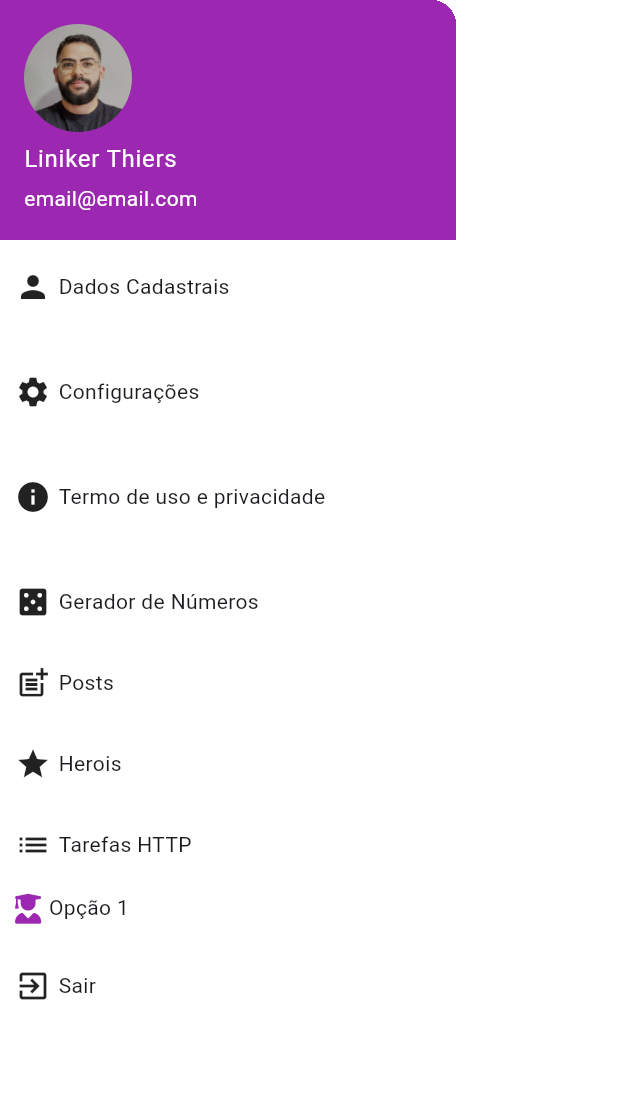
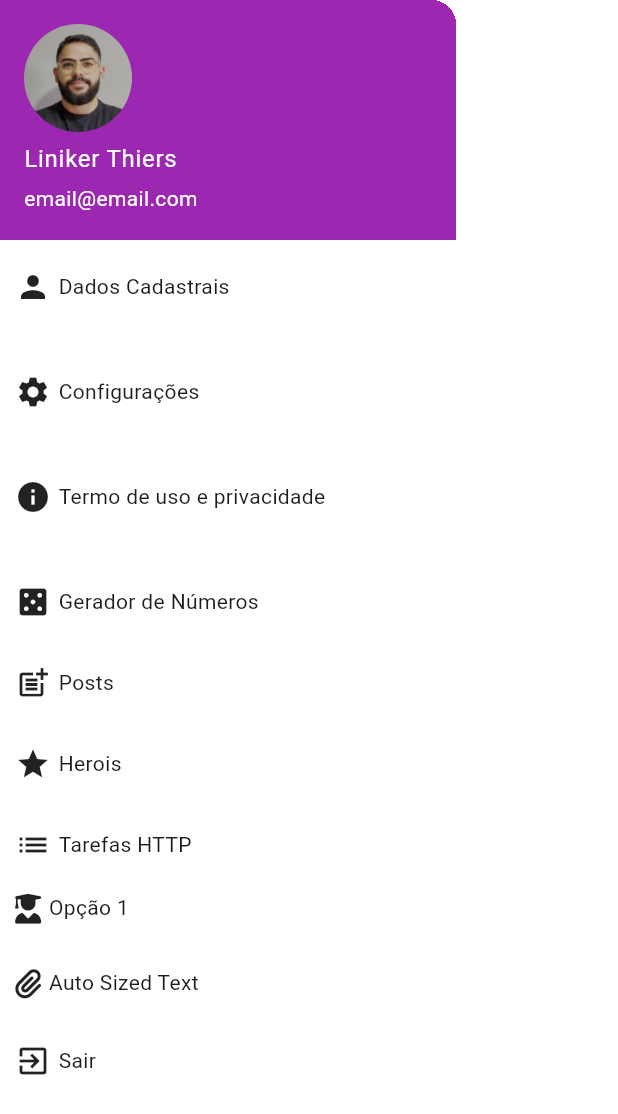
Before and after one commit to LinikerThiers/meu-app-flutter-estudo, a Flutter app: the CustomDrawer widget shown alone on an empty page, opened directly, on a phone screen of 412 x 824 dp. Shown: the top 1114 px of the screen. Run offline on Flutter 3.47's test engine with Material 3 defaults, Android fonts, the phone set to English and light mode, and no system bars; our stand-ins replace auto_size_text, dio, flutter_dotenv, font_awesome_flutter, google_fonts, hive and 3 more; accounts and stored records are empty.

Commit message:
utilizando o package auto size text

```diff
--- a/lib/shared/widgets/custom_drawer.dart
+++ b/lib/shared/widgets/custom_drawer.dart
@@ -1,4 +1,5 @@
 import 'package:flutter/material.dart';
+import 'package:trilhaapp/pages/auto_size_text_page.dart';
 import 'package:trilhaapp/pages/characters/characters_page.dart';
 import 'package:trilhaapp/pages/configuracoes/configuracoes_hive_page.dart';
 import 'package:trilhaapp/pages/dados_cadastrais/dados_cadastrais_hive_page.dart';
@@ -18,8 +19,8 @@ class CustomDrawer extends StatelessWidget {
   Widget build(BuildContext context) {
     return Drawer(
       backgroundColor: Colors.white,
-      child: Column(
-        crossAxisAlignment: CrossAxisAlignment.start,
+      child: ListView(
+        // crossAxisAlignment: CrossAxisAlignment.start,
         children: [
           InkWell(
             onTap: () {
@@ -55,8 +56,7 @@ class CustomDrawer extends StatelessWidget {
             child: UserAccountsDrawerHeader(
                 decoration: BoxDecoration(color: Colors.purple),
                 currentAccountPicture: CircleAvatar(
-                  backgroundImage:
-                      AssetImage("lib/images/foto_perfil_1.png"),
+                  backgroundImage: AssetImage("lib/images/foto_perfil_1.png"),
                 ),
                 accountName: Text("Liniker Thiers"),
                 accountEmail: Text("email@email.com")),
@@ -101,7 +101,8 @@ class CustomDrawer extends StatelessWidget {
                 )),
             onTap: () {
               Navigator.pop(context);
-              Navigator.push(context, MaterialPageRoute(builder: (bc) => ConfiguracoesHivePage()));
+              Navigator.push(context,
+                  MaterialPageRoute(builder: (bc) => ConfiguracoesHivePage()));
             },
           ),
           Divider(),
@@ -170,9 +171,10 @@ class CustomDrawer extends StatelessWidget {
                 )),
             onTap: () {
               Navigator.pop(context);
-              Navigator.push(context,
-              MaterialPageRoute(builder: (bc) => NumerosAleatoriosHivePage())
-              );
+              Navigator.push(
+                  context,
+                  MaterialPageRoute(
+                      builder: (bc) => NumerosAleatoriosHivePage()));
             },
           ),
           SizedBox(
@@ -193,9 +195,8 @@ class CustomDrawer extends StatelessWidget {
                 )),
             onTap: () {
               Navigator.pop(context);
-              Navigator.push(context,
-              MaterialPageRoute(builder: (bc) => PostsPage())
-              );
+              Navigator.push(
+                  context, MaterialPageRoute(builder: (bc) => PostsPage()));
             },
           ),
           SizedBox(
@@ -217,8 +218,7 @@ class CustomDrawer extends StatelessWidget {
             onTap: () async {
               Navigator.pop(context);
               Navigator.push(context,
-              MaterialPageRoute(builder: (bc) => CharactersPage())
-              );
+                  MaterialPageRoute(builder: (bc) => CharactersPage()));
             },
           ),
           SizedBox(
@@ -240,8 +240,7 @@ class CustomDrawer extends StatelessWidget {
             onTap: () async {
               Navigator.pop(context);
               Navigator.push(context,
-              MaterialPageRoute(builder: (bc) => TarefaHttpPage())
-              );
+                  MaterialPageRoute(builder: (bc) => TarefaHttpPage()));
             },
           ),
           InkWell(
@@ -250,7 +249,10 @@ class CustomDrawer extends StatelessWidget {
                 width: double.infinity,
                 child: Row(
                   children: [
-                    FaIcon(FontAwesomeIcons.userGraduate, color: Colors.purple, size: 20,),
+                    FaIcon(
+                      FontAwesomeIcons.userGraduate,
+                      size: 20,
+                    ),
                     SizedBox(
                       width: 5,
                     ),
@@ -259,6 +261,31 @@ class CustomDrawer extends StatelessWidget {
                 )),
             onTap: () async {
               Navigator.pop(context);
+            },
+          ),
+          SizedBox(
+            height: 10,
+          ),
+          InkWell(
+            child: Container(
+                padding: EdgeInsets.symmetric(vertical: 10, horizontal: 10),
+                width: double.infinity,
+                child: Row(
+                  children: [
+                    FaIcon(
+                      FontAwesomeIcons.paperclip,
+                      size: 20,
+                    ),
+                    SizedBox(
+                      width: 5,
+                    ),
+                    Text("Auto Sized Text"),
+                  ],
+                )),
+            onTap: () async {
+              Navigator.pop(context);
+              Navigator.push(context,
+                  MaterialPageRoute(builder: (bc) => AutoSizeTextPage()));
             },
           ),
           SizedBox(
--- a/pubspec.yaml
+++ b/pubspec.yaml
@@ -45,6 +45,7 @@ dependencies:
   flutter_dotenv: ^5.2.1
   font_awesome_flutter: ^10.8.0
   percent_indicator: ^4.2.4
+  auto_size_text: ^3.0.0
 
 dev_dependencies:
   flutter_launcher_icons: "^0.14.3"
```
Also changed, not shown: lib/pages/auto_size_text_page.dart (added, +65 -0 lines), pubspec.lock.
